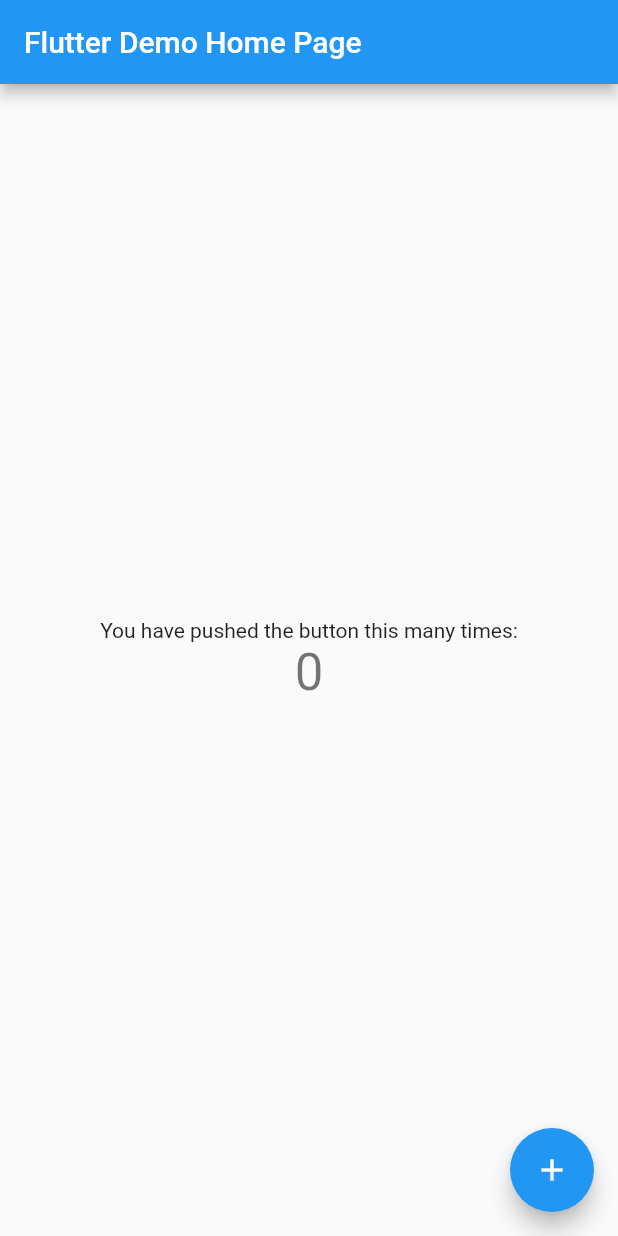
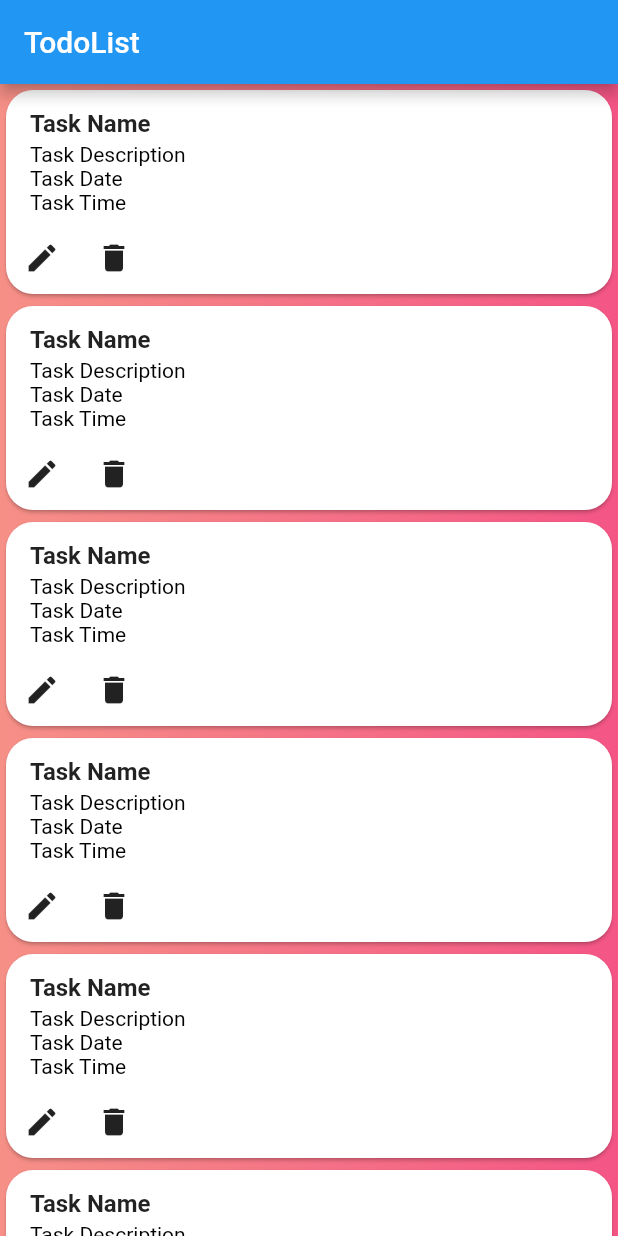
Before and after one commit to saieeshsnaik/todoApp, a Flutter app: the screen it shows after launch, on a phone screen of 412 x 824 dp. Run offline on Flutter 3.47's test engine with Material 2 defaults, Android fonts, the phone set to English and light mode, and no system bars.

Commit message:
List view Ui Completed till list tile on tap

```diff
--- /dev/null
+++ b/lib/HomePage.dart
@@ -0,0 +1,89 @@
+import 'dart:ui';
+
+import 'package:flutter/material.dart';
+import 'package:todoapp/pag2.dart';
+
+class HomePage extends StatefulWidget {
+  const HomePage({super.key});
+
+  @override
+  State<HomePage> createState() => _HomePageState();
+}
+
+class _HomePageState extends State<HomePage> {
+  var value = "hello";
+  Color color1 =
+      Color(int.parse("#F69087".substring(1, 7), radix: 16) + 0xFF000000);
+  Color color2 =
+      Color(int.parse("#F45585".substring(1, 7), radix: 16) + 0xFF000000);
+
+  @override
+  Widget build(BuildContext context) {
+    return Scaffold(
+      appBar: AppBar(
+        backgroundColor: Colors.blue,
+        foregroundColor: Colors.white,
+        title: const Text("TodoList"),
+      ),
+      body: Container(
+        width: double.infinity,
+        height: double.infinity,
+        decoration: BoxDecoration(
+            gradient: LinearGradient(
+                begin: Alignment.centerLeft,
+                end: Alignment.centerRight,
+                tileMode: TileMode.mirror,
+                colors: [color1, color2])),
+        child: ListView.builder(
+          itemCount: 10,
+          itemBuilder: (context, index) {
+            return Card(
+              color: Colors.white,
+              shape: const RoundedRectangleBorder(
+                  // side: BorderSide(width: 2),
+                  borderRadius: BorderRadius.all(Radius.circular(18))),
+              child: Column(
+                crossAxisAlignment: CrossAxisAlignment.start,
+                children: [
+                  ListTile(
+                    shape: const RoundedRectangleBorder(
+                        // side: BorderSide(width: 2),
+                        borderRadius: BorderRadius.all(Radius.circular(18))),
+                    title: const Text(
+                      "Task Name",
+                      style: TextStyle(
+                        fontWeight: FontWeight.w600,
+                      ),
+                    ),
+                    subtitle: const Text(
+                      "Task Description \nTask Date \nTask Time",
+                      style: TextStyle(color: Colors.black),
+                    ),
+                    isThreeLine: true,
+                    onTap: () {
+                      setState(() {
+                        Navigator.push(
+                          context,
+                          MaterialPageRoute(
+                              builder: (context) => const Myapp2()),
+                        );
+                      });
+                    },
+                  ),
+                  Row(
+                    children: [
+                      IconButton(
+                          onPressed: () {}, icon: const Icon(Icons.edit)),
+                      IconButton(
+                          onPressed: () {}, icon: const Icon(Icons.delete)),
+                    ],
+                  )
+                ],
+              ),
+            );
+          },
+        ),
+      ),
+    );
+  }
+}
--- a/lib/main.dart
+++ b/lib/main.dart
@@ -1,115 +1,18 @@
 import 'package:flutter/material.dart';
+import 'HomePage.dart';
 
-void main() {
+void main(List<String> args) {
   runApp(const MyApp());
 }
 
 class MyApp extends StatelessWidget {
   const MyApp({super.key});
 
-  // This widget is the root of your application.
   @override
   Widget build(BuildContext context) {
-    return MaterialApp(
-      title: 'Flutter Demo',
-      theme: ThemeData(
-        // This is the theme of your application.
-        //
-        // Try running your application with "flutter run". You'll see the
-        // application has a blue toolbar. Then, without quitting the app, try
-        // changing the primarySwatch below to Colors.green and then invoke
-        // "hot reload" (press "r" in the console where you ran "flutter run",
-        // or simply save your changes to "hot reload" in a Flutter IDE).
-        // Notice that the counter didn't reset back to zero; the application
-        // is not restarted.
-        primarySwatch: Colors.blue,
-      ),
-      home: const MyHomePage(title: 'Flutter Demo Home Page'),
+    return const MaterialApp(
+      debugShowCheckedModeBanner: false,
+      home: HomePage(),
     );
   }
 }
-
-class MyHomePage extends StatefulWidget {
-  const MyHomePage({super.key, required this.title});
-
-  // This widget is the home page of your application. It is stateful, meaning
-  // that it has a State object (defined below) that contains fields that affect
-  // how it looks.
-
-  // This class is the configuration for the state. It holds the values (in this
-  // case the title) provided by the parent (in this case the App widget) and
-  // used by the build method of the State. Fields in a Widget subclass are
-  // always marked "final".
-
-  final String title;
-
-  @override
-  State<MyHomePage> createState() => _MyHomePageState();
-}
-
-class _MyHomePageState extends State<MyHomePage> {
-  int _counter = 0;
-
-  void _incrementCounter() {
-    setState(() {
-      // This call to setState tells the Flutter framework that something has
-      // changed in this State, which causes it to rerun the build method below
-      // so that the display can reflect the updated values. If we changed
-      // _counter without calling setState(), then the build method would not be
-      // called again, and so nothing would appear to happen.
-      _counter++;
-    });
-  }
-
-  @override
-  Widget build(BuildContext context) {
-    // This method is rerun every time setState is called, for instance as done
-    // by the _incrementCounter method above.
-    //
-    // The Flutter framework has been optimized to make rerunning build methods
-    // fast, so that you can just rebuild anything that needs updating rather
-    // than having to individually change instances of widgets.
-    return Scaffold(
-      appBar: AppBar(
-        // Here we take the value from the MyHomePage object that was created by
-        // the App.build method, and use it to set our appbar title.
-        title: Text(widget.title),
-      ),
-      body: Center(
-        // Center is a layout widget. It takes a single child and positions it
-        // in the middle of the parent.
-        child: Column(
-          // Column is also a layout widget. It takes a list of children and
-          // arranges them vertically. By default, it sizes itself to fit its
-          // children horizontally, and tries to be as tall as its parent.
-          //
-          // Invoke "debug painting" (press "p" in the console, choose the
-          // "Toggle Debug Paint" action from the Flutter Inspector in Android
-          // Studio, or the "Toggle Debug Paint" command in Visual Studio Code)
-          // to see the wireframe for each widget.
-          //
-          // Column has various properties to control how it sizes itself and
-          // how it positions its children. Here we use mainAxisAlignment to
-          // center the children vertically; the main axis here is the vertical
-          // axis because Columns are vertical (the cross axis would be
-          // horizontal).
-          mainAxisAlignment: MainAxisAlignment.center,
-          children: <Widget>[
-            const Text(
-              'You have pushed the button this many times:',
-            ),
-            Text(
-              '$_counter',
-              style: Theme.of(context).textTheme.headlineMedium,
-            ),
-          ],
-        ),
-      ),
-      floatingActionButton: FloatingActionButton(
-        onPressed: _incrementCounter,
-        tooltip: 'Increment',
-        child: const Icon(Icons.add),
-      ), // This trailing comma makes auto-formatting nicer for build methods.
-    );
-  }
-}
--- /dev/null
+++ b/lib/pag2.dart
@@ -0,0 +1,14 @@
+import 'package:flutter/material.dart';
+import 'package:flutter/src/widgets/framework.dart';
+import 'package:flutter/src/widgets/placeholder.dart';
+
+class Myapp2 extends StatelessWidget {
+  const Myapp2({super.key});
+
+  @override
+  Widget build(BuildContext context) {
+    return Container(
+      child: const Text("hello"),
+    );
+  }
+}
--- a/pubspec.yaml
+++ b/pubspec.yaml
@@ -46,6 +46,7 @@
   # package. See that file for information about deactivating specific lint
   # rules and activating additional ones.
   flutter_lints: ^2.0.0
+  day_picker: 2.2.0
 
 # For information on the generic Dart part of this file, see the
 # following page: https://dart.dev/tools/pub/pubspec
```
Also changed, not shown: flutter_01.png (added), pubspec.lock.
